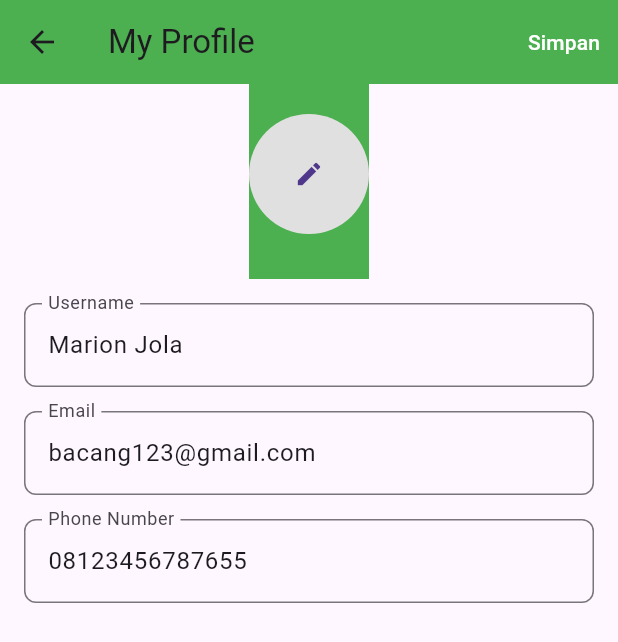
After one commit to CapyBarrr/front-end-mobile, a Flutter app: the screen it shows after launch, item 2 of the bottom bar chosen, after a tap on "Edit Profile", on a phone screen of 412 x 824 dp. The commit adds this screen. Shown: the top 642 px of the screen. Run offline on Flutter 3.47's test engine with Material 3 defaults, Android fonts, the phone set to English and light mode, and no system bars; network calls fail.

Commit message:
penambahan
nnti biar tinggal diubah ubah aja widget widgetnya

```diff
--- a/flutter_application_1/lib/main.dart
+++ b/flutter_application_1/lib/main.dart
@@ -1,12 +1,68 @@
 import 'package:flutter/material.dart';
-import './view/login.dart';
+import './view/home.dart';
+import './view/profile.dart';
+import './view/login.dart'; // Tambahkan import halaman login
 
 void main() {
   runApp(
     MaterialApp(
       debugShowCheckedModeBanner: false,
-      home: LoginPage(),
+      home: MainPage(),
     ),
   );
+}
 
+class MainPage extends StatefulWidget {
+  const MainPage({Key? key}) : super(key: key);
+
+  @override
+  State<MainPage> createState() => _MainPageState();
 }
+
+class _MainPageState extends State<MainPage> {
+  int _currentIndex = 0;
+  late final List<Widget> _pages; // Menggunakan late untuk memastikan inisialisasi
+
+  @override
+  void initState() {
+    super.initState();
+    // Inisialisasi halaman dengan callback logout yang valid
+    _pages = [
+      HomePage(),
+      ProfilePage(
+        onLogout: () {
+          // Navigasi ke halaman login saat logout ditekan
+          Navigator.pushReplacement(
+            context,
+            MaterialPageRoute(builder: (context) => LoginPage()),
+          );
+        },
+      ),
+    ];
+  }
+
+  @override
+  Widget build(BuildContext context) {
+    return Scaffold(
+      body: _pages[_currentIndex], // Menampilkan halaman sesuai index
+      bottomNavigationBar: BottomNavigationBar(
+        currentIndex: _currentIndex, // Menunjukkan tab yang aktif
+        onTap: (index) {
+          setState(() {
+            _currentIndex = index; // Mengubah index sesuai dengan tab yang dipilih
+          });
+        },
+        items: const [
+          BottomNavigationBarItem(
+            icon: Icon(Icons.home),
+            label: 'Home',
+          ),
+          BottomNavigationBarItem(
+            icon: Icon(Icons.person),
+            label: 'Profile',
+          ),
+        ],
+      ),
+    );
+  }
+}
--- /dev/null
+++ b/flutter_application_1/lib/view/edit_profile.dart
@@ -0,0 +1,104 @@
+import 'package:flutter/material.dart';
+import 'profile_widgets.dart';
+
+
+class EditProfilePage extends StatefulWidget {
+  @override
+  _EditProfilePageState createState() => _EditProfilePageState();
+}
+
+class _EditProfilePageState extends State<EditProfilePage> {
+  final TextEditingController _usernameController = TextEditingController();
+  final TextEditingController _emailController = TextEditingController();
+  final TextEditingController _phoneController = TextEditingController();
+
+  @override
+  void initState() {
+    super.initState();
+
+    // Inisialisasi dengan data profil yang ada
+    _usernameController.text = "Marion Jola";
+    _emailController.text = "bacang123@gmail.com";
+    _phoneController.text = "08123456787655";
+  }
+
+  @override
+  void dispose() {
+    _usernameController.dispose();
+    _emailController.dispose();
+    _phoneController.dispose();
+    super.dispose();
+  }
+
+  @override
+  Widget build(BuildContext context) {
+    return Scaffold(
+      appBar: AppBar(
+        backgroundColor: Colors.green,
+        title: const Text("My Profile"),
+        actions: [
+          TextButton(
+            onPressed: () {
+              // Logika untuk menyimpan data
+              print("Data disimpan:");
+              print("Username: ${_usernameController.text}");
+              print("Email: ${_emailController.text}");
+              print("Phone Number: ${_phoneController.text}");
+
+              // Tambahkan logika untuk menyimpan ke database atau backend
+            },
+            child: const Text(
+              "Simpan",
+              style: TextStyle(color: Colors.white),
+            ),
+          ),
+        ],
+      ),
+      body: SingleChildScrollView(
+        child: Column(
+          children: [
+            // Header dengan avatar
+            Container(
+              color: Colors.green,
+              padding: const EdgeInsets.symmetric(vertical: 20),
+              child: Column(
+                children: [
+                  CircleAvatar(
+                    radius: 40,
+                    backgroundColor: Colors.grey[300],
+                    child: Icon(Icons.edit, size: 20),
+                  ),
+                  const SizedBox(height: 10),
+                ],
+              ),
+            ),
+            // Form untuk input data
+            Padding(
+              padding: const EdgeInsets.all(16.0),
+              child: Column(
+                children: [
+                  ProfileTextField(
+                    controller: _usernameController,
+                    label: "Username",
+                  ),
+                  const SizedBox(height: 16),
+                  ProfileTextField(
+                    controller: _emailController,
+                    label: "Email",
+                    keyboardType: TextInputType.emailAddress,
+                  ),
+                  const SizedBox(height: 16),
+                  ProfileTextField(
+                    controller: _phoneController,
+                    label: "Phone Number",
+                    keyboardType: TextInputType.phone,
+                  ),
+                ],
+              ),
+            ),
+          ],
+        ),
+      ),
+    );
+  }
+}
--- /dev/null
+++ b/flutter_application_1/lib/view/home.dart
@@ -0,0 +1,153 @@
+import 'package:flutter/material.dart';
+
+class HomePage extends StatelessWidget {
+  const HomePage({Key? key}) : super(key: key);
+
+  @override
+  Widget build(BuildContext context) {
+    return Scaffold(
+      appBar: AppBar(
+        backgroundColor: Colors.green,
+        title: const Text(
+          'Glamping',
+          style: TextStyle(color: Colors.white),
+        ),
+        automaticallyImplyLeading: false,
+      ),
+      body: SingleChildScrollView(
+        child: Column(
+          crossAxisAlignment: CrossAxisAlignment.start,
+          children: [
+            // Header Section
+            Container(
+              color: Colors.green,
+              padding: const EdgeInsets.all(20),
+              child: Row(
+                children: [
+                  // User Image
+                  ClipOval(
+                    child: Image.network(
+                      'https://via.placeholder.com/50', // Ganti dengan URL foto profil
+                      width: 50,
+                      height: 50,
+                      fit: BoxFit.cover,
+                    ),
+                  ),
+                  const SizedBox(width: 10),
+                  // Greeting Text
+                  Column(
+                    crossAxisAlignment: CrossAxisAlignment.start,
+                    children: const [
+                      Text(
+                        'Hello, Marion Jola',
+                        style: TextStyle(
+                          color: Colors.white,
+                          fontSize: 16,
+                          fontWeight: FontWeight.bold,
+                        ),
+                      ),
+                      SizedBox(height: 5),
+                      Text(
+                        'Dimana kamu ingin menginap?',
+                        style: TextStyle(color: Colors.white, fontSize: 14),
+                      ),
+                    ],
+                  ),
+                ],
+              ),
+            ),
+            const SizedBox(height: 20),
+            // Glamping List
+            Padding(
+              padding: const EdgeInsets.symmetric(horizontal: 15.0),
+              child: Column(
+                children: [
+                  _buildGlampingCard(
+                    context,
+                    title: 'Glamping Sukabumi',
+                    address: 'Jl Sukabumi Indah No.87',
+                    imageUrl:
+                        'https://via.placeholder.com/150', // Ganti dengan URL gambar Sukabumi
+                  ),
+                  const SizedBox(height: 10),
+                  _buildGlampingCard(
+                    context,
+                    title: 'Glamping Bandung',
+                    address: 'Jl Bandung Indah No.87',
+                    imageUrl:
+                        'https://via.placeholder.com/150', // Ganti dengan URL gambar Bandung
+                  ),
+                ],
+              ),
+            ),
+          ],
+        ),
+      ),
+    );
+  }
+
+  Widget _buildGlampingCard(
+    BuildContext context, {
+    required String title,
+    required String address,
+    required String imageUrl,
+  }) {
+    return Card(
+      shape: RoundedRectangleBorder(
+        borderRadius: BorderRadius.circular(15),
+      ),
+      child: Row(
+        children: [
+          // Image Section
+          ClipRRect(
+            borderRadius: const BorderRadius.only(
+              topLeft: Radius.circular(15),
+              bottomLeft: Radius.circular(15),
+            ),
+            child: Image.network(
+              imageUrl,
+              width: 120,
+              height: 80,
+              fit: BoxFit.cover,
+            ),
+          ),
+          const SizedBox(width: 10),
+          // Text Section
+          Expanded(
+            child: Column(
+              crossAxisAlignment: CrossAxisAlignment.start,
+              children: [
+                Text(
+                  title,
+                  style: const TextStyle(
+                    fontSize: 16,
+                    fontWeight: FontWeight.bold,
+                  ),
+                ),
+                const SizedBox(height: 5),
+                Text(
+                  address,
+                  style: const TextStyle(fontSize: 14, color: Colors.grey),
+                ),
+              ],
+            ),
+          ),
+          // Book Now Button
+          TextButton(
+            onPressed: () {
+              // Aksi ketika tombol "Book Now" ditekan
+            },
+            style: TextButton.styleFrom(
+              backgroundColor: Colors.black,
+              padding: const EdgeInsets.symmetric(horizontal: 15, vertical: 8),
+            ),
+            child: const Text(
+              'Book Now',
+              style: TextStyle(color: Colors.white),
+            ),
+          ),
+        ],
+      ),
+    );
+  }
+}
--- a/flutter_application_1/lib/view/login.dart
+++ b/flutter_application_1/lib/view/login.dart
@@ -1,9 +1,17 @@
 import 'package:flutter/material.dart';
+import 'package:flutter_application_1/main.dart';
 import 'register.dart';
 
-class LoginPage extends StatelessWidget {
+
+
+class LoginPage extends StatefulWidget {
   const LoginPage({Key? key}) : super(key: key);
 
+  @override
+  State<LoginPage> createState() => _LoginPageState();
+}
+
+class _LoginPageState extends State<LoginPage> {
   @override
   Widget build(BuildContext context) {
     return Scaffold(
@@ -40,7 +48,11 @@ class LoginPage extends StatelessWidget {
               const SizedBox(height: 20),
               ElevatedButton(
                 onPressed: () {
-                  // Handle login
+                  // Navigasi ke halaman utama setelah login
+                  Navigator.pushReplacement(
+                    context,
+                    MaterialPageRoute(builder: (context) => const MainPage()),
+                  );
                 },
                 child: const Text('Login'),
               ),
--- /dev/null
+++ b/flutter_application_1/lib/view/profile.dart
@@ -0,0 +1,125 @@
+import 'package:flutter/material.dart';
+import './edit_profile.dart';  // Pastikan mengimpor file EditProfilePage yang sudah Anda buat
+
+class ProfilePage extends StatelessWidget {
+  final VoidCallback onLogout; // Properti onLogout wajib diinisialisasi
+
+  const ProfilePage({Key? key, required this.onLogout}) : super(key: key);
+
+  @override
+  Widget build(BuildContext context) {
+    return Scaffold(
+      appBar: AppBar(
+        title: Text('My Profile'),
+        backgroundColor: Colors.green, // Warna hijau header
+      ),
+      body: Column(
+        children: [
+          // Header dengan avatar dan informasi profil
+          Container(
+            color: Colors.green, // Background hijau header
+            padding: EdgeInsets.symmetric(vertical: 20),
+            child: Column(
+              children: [
+                CircleAvatar(
+                  radius: 40,
+                  backgroundColor: Colors.grey[300],
+                  child: Icon(Icons.edit, size: 20),
+                ),
+                SizedBox(height: 10),
+                Text(
+                  'Marion Jola',
+                  style: TextStyle(
+                    fontSize: 20,
+                    fontWeight: FontWeight.bold,
+                    color: Colors.black,
+                  ),
+                ),
+                Text(
+                  'bacang123@gmail.com',
+                  style: TextStyle(color: Colors.black54),
+                ),
+                SizedBox(height: 10),
+                GestureDetector(
+                  onTap: () {
+                    // Navigasi ke halaman Edit Profile
+                    Navigator.push(
+                      context,
+                      MaterialPageRoute(builder: (context) => EditProfilePage()),
+                    );
+                  },
+                  child: Text(
+                    'Edit Profile',
+                    style: TextStyle(
+                      color: Colors.blue,
+                      decoration: TextDecoration.underline,
+                    ),
+                  ),
+                ),
+              ],
+            ),
+          ),
+          // List menu pengaturan
+          Expanded(
+            child: ListView(
+              children: [
+                SettingTile(
+                  icon: Icons.lock,
+                  title: 'Forgot Password',
+                ),
+                SettingTile(
+                  icon: Icons.help_outline,
+                  title: 'Help Center',
+                ),
+                SettingTile(
+                  icon: Icons.privacy_tip,
+                  title: 'Privacy',
+                ),
+              ],
+            ),
+          ),
+          // Tombol Logout
+          Padding(
+            padding: const EdgeInsets.all(16.0),
+            child: ElevatedButton(
+              style: ElevatedButton.styleFrom(
+                backgroundColor: Colors.grey, // Warna tombol
+                padding: EdgeInsets.symmetric(vertical: 12),
+                shape: RoundedRectangleBorder(
+                  borderRadius: BorderRadius.circular(8),
+                ),
+              ),
+              onPressed: onLogout, // Memanggil fungsi logout
+              child: Center(
+                child: Text(
+                  'Log Out',
+                  style: TextStyle(color: Colors.white),
+                ),
+              ),
+            ),
+          ),
+        ],
+      ),
+    );
+  }
+}
+
+// Widget untuk item pengaturan
+class SettingTile extends StatelessWidget {
+  final IconData icon;
+  final String title;
+
+  const SettingTile({required this.icon, required this.title});
+
+  @override
+  Widget build(BuildContext context) {
+    return ListTile(
+      leading: Icon(icon, color: Colors.grey),
+      title: Text(title),
+      trailing: Icon(Icons.arrow_forward_ios, size: 16),
+      onTap: () {
+        // Tambahkan aksi tap di sini
+      },
+    );
+  }
+}
--- /dev/null
+++ b/flutter_application_1/lib/view/profile_widgets.dart
@@ -0,0 +1,27 @@
+import 'package:flutter/material.dart';
+
+class ProfileTextField extends StatelessWidget {
+  final TextEditingController controller;
+  final String label;
+  final TextInputType keyboardType;
+
+  const ProfileTextField({
+    required this.controller,
+    required this.label,
+    this.keyboardType = TextInputType.text,
+  });
+
+  @override
+  Widget build(BuildContext context) {
+    return TextField(
+      controller: controller,
+      keyboardType: keyboardType,
+      decoration: InputDecoration(
+        labelText: label,
+        border: OutlineInputBorder(
+          borderRadius: BorderRadius.circular(8),
+        ),
+      ),
+    );
+  }
+}
--- a/flutter_application_1/lib/view/register.dart
+++ b/flutter_application_1/lib/view/register.dart
@@ -7,6 +7,7 @@ class RegisterPage extends StatelessWidget {
   @override
   Widget build(BuildContext context) {
     return Scaffold(
+      appBar: AppBar(),
       backgroundColor: Colors.white,
       body: Padding(
         padding: const EdgeInsets.symmetric(horizontal: 20.0),
@@ -55,7 +56,7 @@ class RegisterPage extends StatelessWidget {
                 const SizedBox(height: 20),
                 ElevatedButton(
                   onPressed: () {
-                    Navigator.pop(context); // Kembali ke halaman login
+                    Navigator.pop(context); // Kembali ke halaman login setelah registrasi
                   },
                   style: ElevatedButton.styleFrom(
                     backgroundColor: Colors.grey,
```
